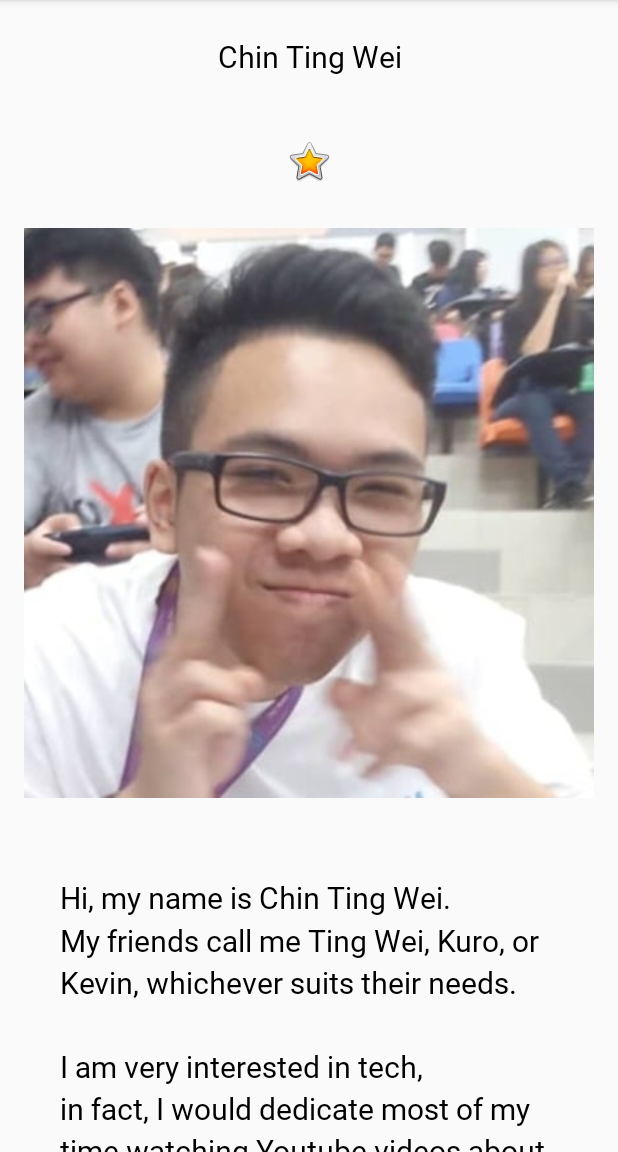
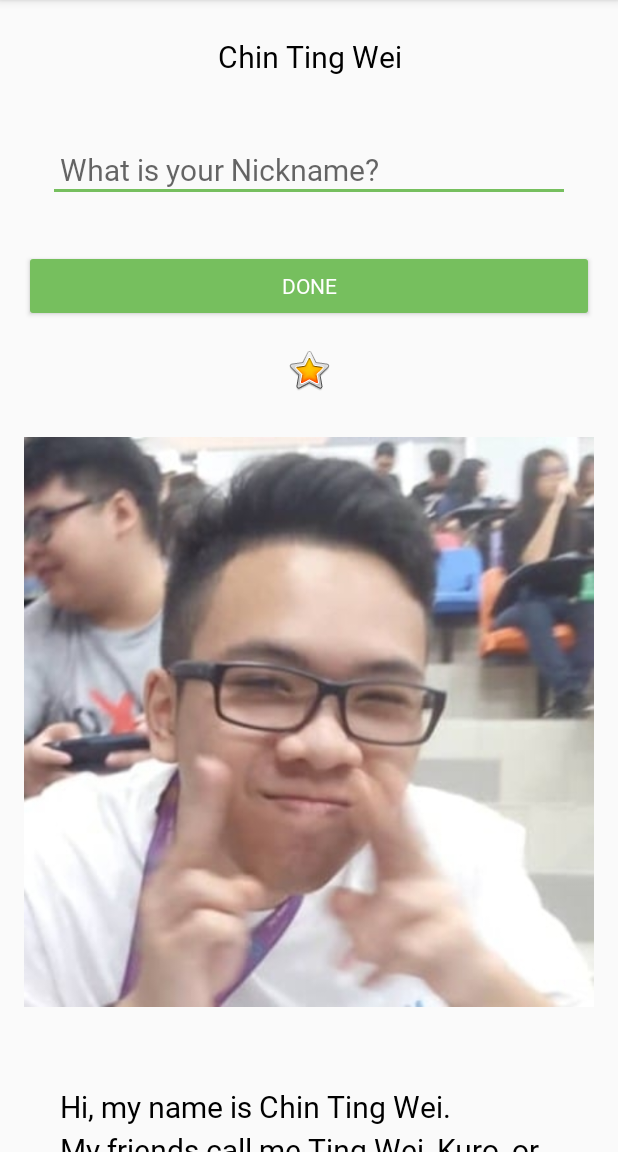
Before and after one commit to wongwh2/AboutMe, an Android app: the screen it shows after launch (MainActivity), on a phone screen of 412 x 824 dp, the part 84-1236 px from its top. Run offline under Robolectric (Android 15) with nearby library versions, the phone set to English and light mode, and no system bars.

Commit message:
Initial Commit

```diff
--- a/app/src/main/res/layout/activity_main.xml
+++ b/app/src/main/res/layout/activity_main.xml
@@ -16,6 +16,33 @@
         android:layout_height="wrap_content"
         android:text="@string/name"
         android:textAlignment="center" />
+
+    <EditText
+        android:id="@+id/nickname_edit"
+        style="@style/NameStyle"
+        android:layout_width="match_parent"
+        android:layout_height="wrap_content"
+        android:ems="10"
+        android:hint="@string/what_is_your_nickname"
+        android:inputType="textPersonName"
+        android:textAlignment="textStart" />
+
+    <Button
+        android:id="@+id/done_button"
+        style="@style/Widget.AppCompat.Button.Colored"
+        android:layout_width="match_parent"
+        android:layout_height="wrap_content"
+        android:layout_marginTop="@dimen/layout_margin"
+        android:fontFamily="@font/roboto"
+        android:text="@string/done" />
+
+    <TextView
+        android:id="@+id/nickname_text"
+        style="@style/NameStyle"
+        android:layout_width="match_parent"
+        android:layout_height="wrap_content"
+        android:textAlignment="textStart"
+        android:visibility="gone" />
 
     <ImageView
         android:id="@+id/star_image"
--- a/app/src/main/res/values/colors.xml
+++ b/app/src/main/res/values/colors.xml
@@ -2,5 +2,5 @@
 <resources>
     <color name="colorPrimary">#008577</color>
     <color name="colorPrimaryDark">#00574B</color>
-    <color name="colorAccent">#D81B60</color>
+    <color name="colorAccent">#76bf5e</color>
 </resources>
--- a/app/src/main/res/values/strings.xml
+++ b/app/src/main/res/values/strings.xml
@@ -13,4 +13,6 @@
     \nif they are not interested then I won\'t force them to listen to me brag about it.\n</string>
     <string name="myface">MyFace</string>
 
+    <string name="what_is_your_nickname">What is your Nickname?</string>
+    <string name="done">Done</string>
 </resources>
```
Also changed, not shown: app/src/main/java/com/example/aboutme/MainActivity.kt (+38 -0 lines).
